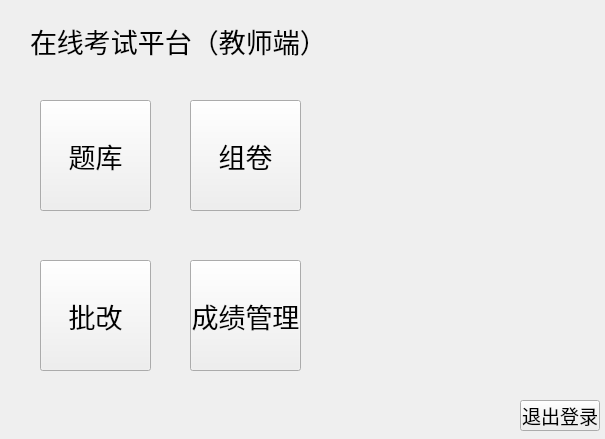
Sodataco/exam-system, file source/teacherwindow.ui: the form before one commit.
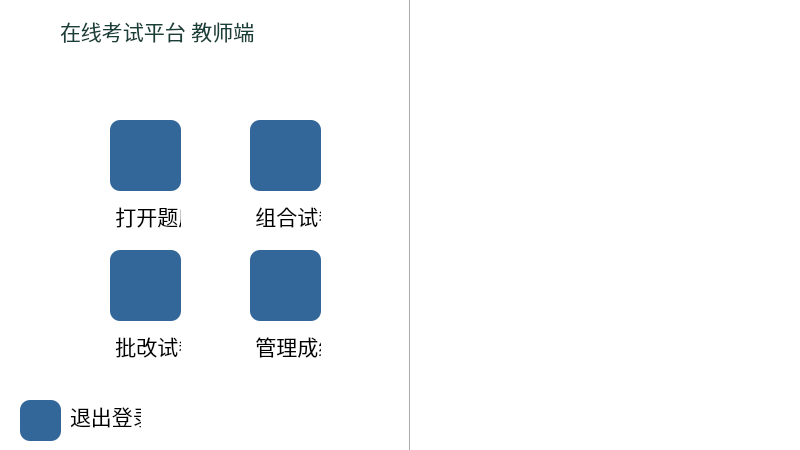
The form after the commit. Icons and pictures are not drawn.

Commit message: 教师界面优化

```diff
--- a/source/teacherwindow.ui
+++ b/source/teacherwindow.ui
@@ -6,20 +6,26 @@
    <rect>
     <x>0</x>
     <y>0</y>
-    <width>605</width>
-    <height>439</height>
+    <width>800</width>
+    <height>450</height>
    </rect>
   </property>
   <property name="windowTitle">
    <string>Form</string>
   </property>
+  <property name="styleSheet">
+   <string notr="true">QWidget
+{
+background-color:white;
+}</string>
+  </property>
   <widget class="QPushButton" name="judge">
    <property name="geometry">
     <rect>
-     <x>40</x>
-     <y>260</y>
-     <width>111</width>
-     <height>111</height>
+     <x>110</x>
+     <y>250</y>
+     <width>71</width>
+     <height>71</height>
     </rect>
    </property>
    <property name="font">
@@ -27,8 +33,21 @@
      <pointsize>20</pointsize>
     </font>
    </property>
+   <property name="styleSheet">
+    <string notr="true">QPushButton
+{
+border:none;
+image:url(:/image/score.png);
+border-radius:10px;
+background-color:rgb(51, 102, 153);
+}
+QPushButton:hover
+{
+background-color:rgb(177, 204, 228);
+}</string>
+   </property>
    <property name="text">
-    <string>批改</string>
+    <string/>
    </property>
   </widget>
   <widget class="QPushButton" name="paper">
@@ -37,10 +56,10 @@
    </property>
    <property name="geometry">
     <rect>
-     <x>190</x>
-     <y>100</y>
-     <width>111</width>
-     <height>111</height>
+     <x>250</x>
+     <y>120</y>
+     <width>71</width>
+     <height>71</height>
     </rect>
    </property>
    <property name="font">
@@ -48,8 +67,21 @@
      <pointsize>20</pointsize>
     </font>
    </property>
+   <property name="styleSheet">
+    <string notr="true">QPushButton
+{
+border:none;
+image:url(:/image/paper.png);
+border-radius:10px;
+background-color:rgb(51, 102, 153);
+}
+QPushButton:hover
+{
+background-color:rgb(177, 204, 228);
+}</string>
+   </property>
    <property name="text">
-    <string>组卷</string>
+    <string/>
    </property>
    <property name="checkable">
     <bool>false</bool>
@@ -61,10 +93,10 @@
    </property>
    <property name="geometry">
     <rect>
-     <x>520</x>
+     <x>20</x>
      <y>400</y>
-     <width>80</width>
-     <height>31</height>
+     <width>41</width>
+     <height>41</height>
     </rect>
    </property>
    <property name="font">
@@ -72,8 +104,21 @@
      <pointsize>14</pointsize>
     </font>
    </property>
+   <property name="styleSheet">
+    <string notr="true">QPushButton
+{
+border:none;
+image:url(:/image/home.png);
+border-radius:10px;
+background-color:rgb(51, 102, 153);
+}
+QPushButton:hover
+{
+background-color:rgb(177, 204, 228);
+}</string>
+   </property>
    <property name="text">
-    <string>退出登录</string>
+    <string/>
    </property>
    <property name="checkable">
     <bool>false</bool>
@@ -82,28 +127,37 @@
   <widget class="QLabel" name="label">
    <property name="geometry">
     <rect>
-     <x>30</x>
-     <y>10</y>
+     <x>60</x>
+     <y>0</y>
      <width>291</width>
      <height>61</height>
     </rect>
    </property>
    <property name="font">
     <font>
-     <pointsize>20</pointsize>
+     <family>华文中宋</family>
+     <pointsize>16</pointsize>
     </font>
    </property>
+   <property name="styleSheet">
+    <string notr="true">QLabel
+{
+color:rgb(25, 64, 56);
+backgroung-color:transparent;
+
+}</string>
+   </property>
    <property name="text">
-    <string>在线考试平台（教师端）</string>
+    <string>在线考试平台 教师端</string>
    </property>
   </widget>
   <widget class="QPushButton" name="createquestion">
    <property name="geometry">
     <rect>
-     <x>40</x>
-     <y>100</y>
-     <width>111</width>
-     <height>111</height>
+     <x>110</x>
+     <y>120</y>
+     <width>71</width>
+     <height>71</height>
     </rect>
    </property>
    <property name="font">
@@ -111,17 +165,30 @@
      <pointsize>20</pointsize>
     </font>
    </property>
+   <property name="styleSheet">
+    <string notr="true">QPushButton
+{
+border:none;
+image:url(:/image/book.png);
+border-radius:10px;
+background-color:rgb(51, 102, 153);
+}
+QPushButton:hover
+{
+background-color:rgb(177, 204, 228);
+}</string>
+   </property>
    <property name="text">
-    <string>题库</string>
+    <string/>
    </property>
   </widget>
   <widget class="QPushButton" name="manage">
    <property name="geometry">
     <rect>
-     <x>190</x>
-     <y>260</y>
-     <width>111</width>
-     <height>111</height>
+     <x>250</x>
+     <y>250</y>
+     <width>71</width>
+     <height>71</height>
     </rect>
    </property>
    <property name="font">
@@ -129,13 +196,207 @@
      <pointsize>20</pointsize>
     </font>
    </property>
+   <property name="styleSheet">
+    <string notr="true">QPushButton
+{
+border:none;
+image:url(:/image/chafen.png);
+border-radius:10px;
+background-color:rgb(51, 102, 153);
+}
+QPushButton:hover
+{
+background-color:rgb(177, 204, 228);
+}</string>
+   </property>
    <property name="text">
-    <string>成绩管理</string>
+    <string/>
    </property>
    <property name="checkable">
     <bool>false</bool>
    </property>
   </widget>
+  <widget class="QLabel" name="label_2">
+   <property name="geometry">
+    <rect>
+     <x>10</x>
+     <y>10</y>
+     <width>41</width>
+     <height>41</height>
+    </rect>
+   </property>
+   <property name="text">
+    <string/>
+   </property>
+   <property name="pixmap">
+    <pixmap resource="res.qrc">:/image/logo.png</pixmap>
+   </property>
+   <property name="scaledContents">
+    <bool>true</bool>
+   </property>
+  </widget>
+  <widget class="Line" name="line">
+   <property name="geometry">
+    <rect>
+     <x>400</x>
+     <y>-10</y>
+     <width>20</width>
+     <height>471</height>
+    </rect>
+   </property>
+   <property name="orientation">
+    <enum>Qt::Vertical</enum>
+   </property>
+  </widget>
+  <widget class="QLabel" name="label_3">
+   <property name="geometry">
+    <rect>
+     <x>110</x>
+     <y>200</y>
+     <width>71</width>
+     <height>31</height>
+    </rect>
+   </property>
+   <property name="font">
+    <font>
+     <family>华文中宋</family>
+     <pointsize>16</pointsize>
+    </font>
+   </property>
+   <property name="styleSheet">
+    <string notr="true">QLabel
+{
+backgroung-color:transparent;
+
+}</string>
+   </property>
+   <property name="text">
+    <string> 打开题库</string>
+   </property>
+  </widget>
+  <widget class="QLabel" name="label_4">
+   <property name="geometry">
+    <rect>
+     <x>250</x>
+     <y>200</y>
+     <width>71</width>
+     <height>31</height>
+    </rect>
+   </property>
+   <property name="font">
+    <font>
+     <family>华文中宋</family>
+     <pointsize>16</pointsize>
+    </font>
+   </property>
+   <property name="styleSheet">
+    <string notr="true">QLabel
+{
+backgroung-color:transparent;
+
+}</string>
+   </property>
+   <property name="text">
+    <string> 组合试卷</string>
+   </property>
+  </widget>
+  <widget class="QLabel" name="label_5">
+   <property name="geometry">
+    <rect>
+     <x>110</x>
+     <y>330</y>
+     <width>71</width>
+     <height>31</height>
+    </rect>
+   </property>
+   <property name="font">
+    <font>
+     <family>华文中宋</family>
+     <pointsize>16</pointsize>
+    </font>
+   </property>
+   <property name="styleSheet">
+    <string notr="true">QLabel
+{
+backgroung-color:transparent;
+
+}</string>
+   </property>
+   <property name="text">
+    <string> 批改试卷</string>
+   </property>
+  </widget>
+  <widget class="QLabel" name="label_6">
+   <property name="geometry">
+    <rect>
+     <x>250</x>
+     <y>330</y>
+     <width>71</width>
+     <height>31</height>
+    </rect>
+   </property>
+   <property name="font">
+    <font>
+     <family>华文中宋</family>
+     <pointsize>16</pointsize>
+    </font>
+   </property>
+   <property name="styleSheet">
+    <string notr="true">QLabel
+{
+backgroung-color:transparent;
+
+}</string>
+   </property>
+   <property name="text">
+    <string> 管理成绩</string>
+   </property>
+  </widget>
+  <widget class="QLabel" name="label_7">
+   <property name="geometry">
+    <rect>
+     <x>70</x>
+     <y>400</y>
+     <width>71</width>
+     <height>31</height>
+    </rect>
+   </property>
+   <property name="font">
+    <font>
+     <family>华文中宋</family>
+     <pointsize>16</pointsize>
+    </font>
+   </property>
+   <property name="styleSheet">
+    <string notr="true">QLabel
+{
+backgroung-color:transparent;
+
+}</string>
+   </property>
+   <property name="text">
+    <string>退出登录</string>
+   </property>
+  </widget>
+  <widget class="QLabel" name="label_8">
+   <property name="geometry">
+    <rect>
+     <x>580</x>
+     <y>40</y>
+     <width>51</width>
+     <height>51</height>
+    </rect>
+   </property>
+   <property name="text">
+    <string/>
+   </property>
+   <property name="pixmap">
+    <pixmap resource="res.qrc">:/image/jiaoshi.jpeg</pixmap>
+   </property>
+   <property name="scaledContents">
+    <bool>true</bool>
+   </property>
+  </widget>
  </widget>
  <resources/>
  <connections/>
```
Left out of the diff: 4 changed lines with no effect on the pictures. The commit also changes 2 other files.
